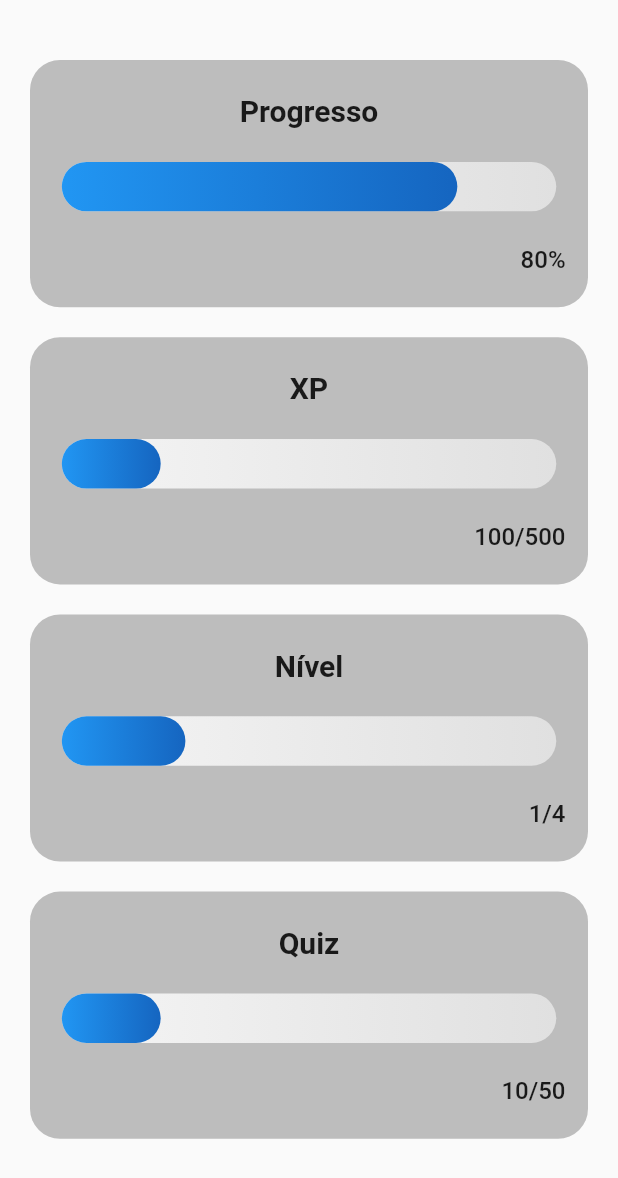
After one commit to danielmbrasil/oops, a Flutter app: the Statistics screen opened directly, on a phone screen of 412 x 824 dp. The commit adds this screen. Shown: the top 1178 px of the screen. Run offline on Flutter 3.47's test engine with Material 2 defaults, Android fonts, the phone set to English and light mode, and no system bars; our stand-ins replace email_validator, flutter_secure_storage, flutter_spinkit; accounts and stored records are empty.

Commit message:
add statistics screen UI

```diff
--- a/lib/screens/home/bottom_nav_bar.dart
+++ b/lib/screens/home/bottom_nav_bar.dart
@@ -1,5 +1,6 @@
 import 'package:flutter/material.dart';
 import 'package:oops/screens/home/profile.dart';
+import 'package:oops/screens/home/statistics.dart';
 
 class BottomNavBar extends StatefulWidget {
   const BottomNavBar({Key key}) : super(key: key);
@@ -9,7 +10,7 @@ class BottomNavBar extends StatefulWidget {
 }
 
 class _BottomNavBarState extends State<BottomNavBar> {
-  final List _screens = [Scaffold(), Scaffold(), Scaffold(), Profile()];
+  final List _screens = [Scaffold(), Statistics(), Scaffold(), Profile()];
 
   int _index = 0;
 
--- /dev/null
+++ b/lib/screens/home/statistics.dart
@@ -0,0 +1,92 @@
+import 'package:flutter/material.dart';
+
+class Statistics extends StatefulWidget {
+  @override
+  _StatisticsState createState() => _StatisticsState();
+}
+
+class _StatisticsState extends State<Statistics> {
+  var _containerBackgroundColor = Colors.grey.shade400;
+
+  Widget _customContainer(
+      double screenWidth, double screenHeight, String title, String value, double progress) {
+    return Container(
+      height: screenHeight * 0.2,
+      width: screenWidth * 0.7,
+      padding: EdgeInsets.symmetric(horizontal: 15),
+      decoration: BoxDecoration(
+          borderRadius: BorderRadius.circular(20),
+          color: _containerBackgroundColor),
+      child: Column(
+        mainAxisAlignment: MainAxisAlignment.spaceEvenly,
+        children: [
+          Text(
+            title,
+            style: TextStyle(fontSize: 20, fontWeight: FontWeight.w700),
+          ),
+          Container(
+            height: screenHeight * 0.04,
+            width: screenWidth * 0.8,
+            decoration: BoxDecoration(
+                borderRadius: BorderRadius.circular(50),
+                gradient: LinearGradient(
+                  begin: Alignment.centerLeft,
+                  end: Alignment(1, 0.0),
+                  colors: <Color>[
+                    Colors.grey.shade100,
+                    Colors.grey.shade300,
+                  ],
+                  tileMode: TileMode.repeated,
+                )),
+            child: Stack(
+              children: [
+                Container(
+                  width: (screenWidth * 0.8) * progress,
+                  decoration: BoxDecoration(
+                    gradient: LinearGradient(
+                      begin: Alignment.centerLeft,
+                      end: Alignment(1, 0.0),
+                      colors: <Color>[Colors.blue[500], Colors.blue[800]],
+                    ),
+                    borderRadius: BorderRadius.circular(50),
+                  ),
+                ),
+              ],
+            ),
+          ),
+          Align(
+            alignment: Alignment.centerRight,
+            child: Text(
+              value,
+              textAlign: TextAlign.end,
+              style: TextStyle(fontSize: 16, fontWeight: FontWeight.w500),
+            ),
+          ),
+        ],
+      ),
+    );
+  }
+
+  @override
+  Widget build(BuildContext context) {
+    var _screenWidth = MediaQuery.of(context).size.width;
+    var _screenHeight = MediaQuery.of(context).size.height;
+
+    return Scaffold(
+      body: ListView(
+        padding: EdgeInsets.all(20),
+        children: [
+          SizedBox(height: 20),
+          _customContainer(_screenWidth, _screenHeight, 'Progresso', '80%', 0.8),
+          SizedBox(height: 20),
+          _customContainer(_screenWidth, _screenHeight, 'XP', '100/500', 0.2),
+          SizedBox(height: 20),
+          _customContainer(_screenWidth, _screenHeight, 'Nível', '1/4', 0.25),
+          SizedBox(height: 20),
+          _customContainer(_screenWidth, _screenHeight, 'Quiz', '10/50', 0.2),
+          SizedBox(height: 50)
+        ],
+      ),
+    );
+  }
+}
```
Also changed, not shown: pubspec.lock.
